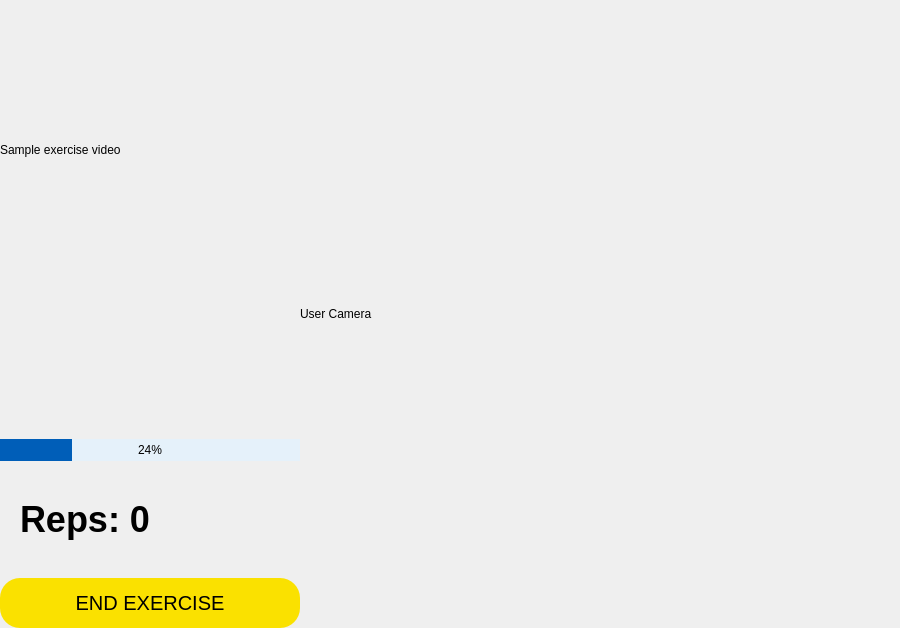
First picture: the form in copyclare/ui/exercise.ui, repository MotionInput/Team14-CopyClare, before the edit.
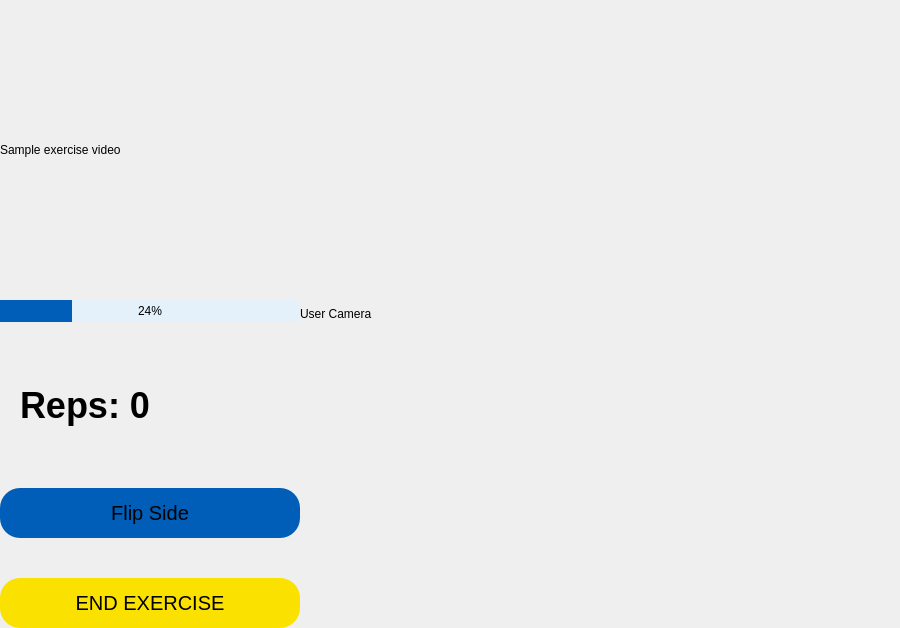
Second picture: the form after the edit.

What changed in the file:
```diff
--- a/copyclare/ui/exercise.ui
+++ b/copyclare/ui/exercise.ui
@@ -134,42 +134,6 @@
         </layout>
        </widget>
       </item>
-      <item>
-       <widget class="QFrame" name="graph_frame">
-        <property name="maximumSize">
-         <size>
-          <width>16777215</width>
-          <height>200</height>
-         </size>
-        </property>
-        <property name="frameShape">
-         <enum>QFrame::NoFrame</enum>
-        </property>
-        <property name="frameShadow">
-         <enum>QFrame::Plain</enum>
-        </property>
-        <property name="lineWidth">
-         <number>0</number>
-        </property>
-        <layout class="QHBoxLayout" name="graph_layout">
-         <property name="spacing">
-          <number>0</number>
-         </property>
-         <property name="leftMargin">
-          <number>0</number>
-         </property>
-         <property name="topMargin">
-          <number>0</number>
-         </property>
-         <property name="rightMargin">
-          <number>0</number>
-         </property>
-         <property name="bottomMargin">
-          <number>0</number>
-         </property>
-        </layout>
-       </widget>
-      </item>
       <item>
        <widget class="QFrame" name="data_frame">
         <property name="frameShape">
@@ -220,9 +184,7 @@
           <widget class="QLabel" name="reps_label">
            <property name="font">
             <font>
-             <family>Arial</family>
              <pointsize>27</pointsize>
-             <weight>75</weight>
              <bold>true</bold>
             </font>
            </property>
@@ -238,6 +200,54 @@
            </property>
           </widget>
          </item>
+         <item>
+          <widget class="QPushButton" name="flip_button">
+           <property name="font">
+            <font>
+             <pointsize>15</pointsize>
+            </font>
+           </property>
+           <property name="styleSheet">
+            <string notr="true">QPushButton {
+	border: none;
+        border-radius:20px;
+	background-color: #005EB8;
+	color: rgb(1,1,1);
+	height: 50;
+}
+
+QPushButton:hover {
+	background-color: #FEF9CC;
+}
+
+QPushButton:pressed {
+	background-color: #005EB8;
+}</string>
+           </property>
+           <property name="text">
+            <string>Flip Side</string>
+           </property>
+           <property name="flat">
+            <bool>false</bool>
+           </property>
+          </widget>
+         </item>
+         <item>
+          <spacer name="verticalSpacer">
+           <property name="orientation">
+            <enum>Qt::Vertical</enum>
+           </property>
+           <property name="sizeType">
+            <enum>QSizePolicy::Maximum</enum>
+           </property>
+           <property name="sizeHint" stdset="0">
+            <size>
+             <width>20</width>
+             <height>40</height>
+            </size>
+           </property>
+          </spacer>
+         </item>
         </layout>
        </widget>
       </item>
```
Left out of the diff: 9 changed lines with no effect on the pictures.
